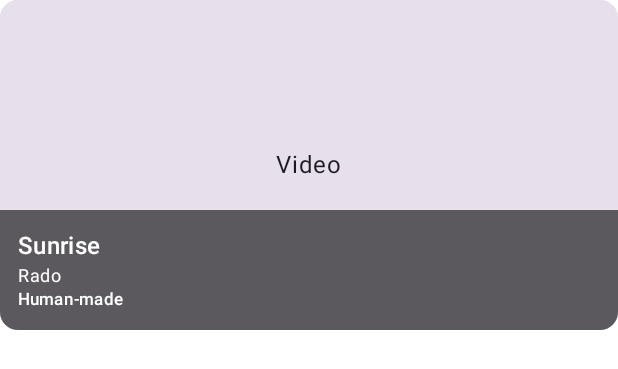
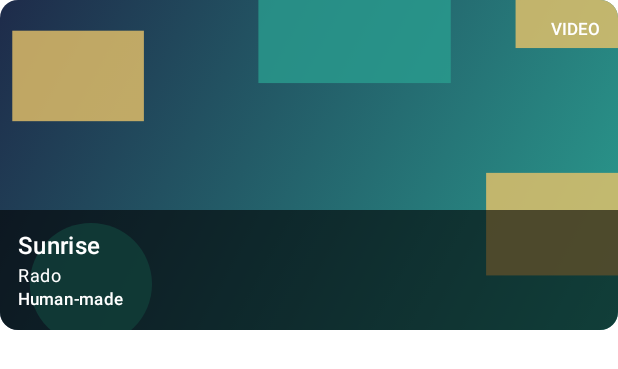
Before and after one commit to artiko-songomby-d1/artiko-mobile, an Android app built with Jetpack Compose: the @Preview function ArtCardPreview, on a phone screen of 412 x 824 dp. Shown: the top 369 px of the screen. Run offline under Robolectric (Android 15) with nearby library versions, the phone set to English and light mode, and no system bars; pictures from the network do not load.

Commit message:
feat(core): draw a generated cover for works without media
Co-Authored-By: Claude Sonnet 5.5 <noreply@anthropic.com>

```diff
--- a/app/src/main/kotlin/com/onlydevs/artiko/ui/ArtCard.kt
+++ b/app/src/main/kotlin/com/onlydevs/artiko/ui/ArtCard.kt
@@ -50,7 +50,7 @@ fun ArtCard(work: Work, onClick: () -> Unit, modifier: Modifier = Modifier) {
 
 @Composable
 private fun ArtThumbnail(work: Work) {
-    if (work.mediaKind == MediaKind.Image) {
+    if (work.mediaKind == MediaKind.Image && work.mediaUrl.isNotBlank()) {
         AsyncImage(
             model = work.mediaUrl,
             contentDescription = work.title,
@@ -58,11 +58,16 @@ private fun ArtThumbnail(work: Work) {
             modifier = Modifier.fillMaxSize(),
         )
     } else {
-        Box(
-            modifier = Modifier.fillMaxSize().background(MaterialTheme.colorScheme.surfaceVariant),
-            contentAlignment = Alignment.Center,
-        ) {
-            Text(work.mediaKind.name)
+        Box(modifier = Modifier.fillMaxSize()) {
+            GeneratedCover(seed = work.id)
+            if (work.mediaKind != MediaKind.Image) {
+                Text(
+                    text = work.mediaKind.name.uppercase(),
+                    style = MaterialTheme.typography.labelSmall,
+                    color = Color.White,
+                    modifier = Modifier.align(Alignment.TopEnd).padding(OVERLAY_PADDING),
+                )
+            }
         }
     }
 }
--- /dev/null
+++ b/app/src/main/kotlin/com/onlydevs/artiko/ui/GeneratedCover.kt
@@ -0,0 +1,56 @@
+package com.onlydevs.artiko.ui
+
+import androidx.compose.foundation.Canvas
+import androidx.compose.foundation.layout.fillMaxSize
+import androidx.compose.runtime.Composable
+import androidx.compose.ui.Modifier
+import androidx.compose.ui.geometry.Offset
+import androidx.compose.ui.geometry.Size
+import androidx.compose.ui.graphics.Brush
+import androidx.compose.ui.graphics.Color
+import androidx.compose.ui.tooling.preview.Preview
+import com.onlydevs.artiko.ui.theme.ArtikoTheme
+import kotlin.random.Random
+
+private val PALETTES = listOf(
+    listOf(Color(0xFFE76F51), Color(0xFFF4A261), Color(0xFF264653)),
+    listOf(Color(0xFF2A9D8F), Color(0xFFE9C46A), Color(0xFF1E2B4A)),
+    listOf(Color(0xFFB5838D), Color(0xFFFFCDB2), Color(0xFF6D6875)),
+    listOf(Color(0xFF606C38), Color(0xFFDDA15E), Color(0xFF283618)),
+    listOf(Color(0xFF3D5A80), Color(0xFFEE6C4D), Color(0xFFE0FBFC)),
+)
+private const val SHAPE_COUNT = 5
+private const val SHAPE_ALPHA = 0.8f
+private const val MIN_RADIUS_SHARE = 0.15f
+private const val RADIUS_SPREAD_SHARE = 0.3f
+private const val RECT_WIDTH_FACTOR = 1.6f
+private const val RECT_HEIGHT_FACTOR = 1.1f
+
+/** Abstract artwork drawn from a seed, so a work without media still gets a stable, colorful cover. */
+@Composable
+fun GeneratedCover(seed: String, modifier: Modifier = Modifier) {
+    Canvas(modifier = modifier.fillMaxSize()) {
+        val random = Random(seed.hashCode())
+        val palette = PALETTES[random.nextInt(PALETTES.size)]
+        drawRect(Brush.linearGradient(listOf(palette[2], palette[0])))
+        repeat(SHAPE_COUNT) {
+            val color = palette[random.nextInt(palette.size)].copy(alpha = SHAPE_ALPHA)
+            val radius = size.minDimension * (MIN_RADIUS_SHARE + random.nextFloat() * RADIUS_SPREAD_SHARE)
+            val center = Offset(size.width * random.nextFloat(), size.height * random.nextFloat())
+            if (random.nextBoolean()) {
+                drawCircle(color, radius, center)
+            } else {
+                val rectSize = Size(radius * RECT_WIDTH_FACTOR, radius * RECT_HEIGHT_FACTOR)
+                drawRect(color, topLeft = center - Offset(radius, radius), size = rectSize)
+            }
+        }
+    }
+}
+
+@Preview(showBackground = true)
+@Composable
+private fun GeneratedCoverPreview() {
+    ArtikoTheme {
+        GeneratedCover(seed = "sunrise")
+    }
+}
```
